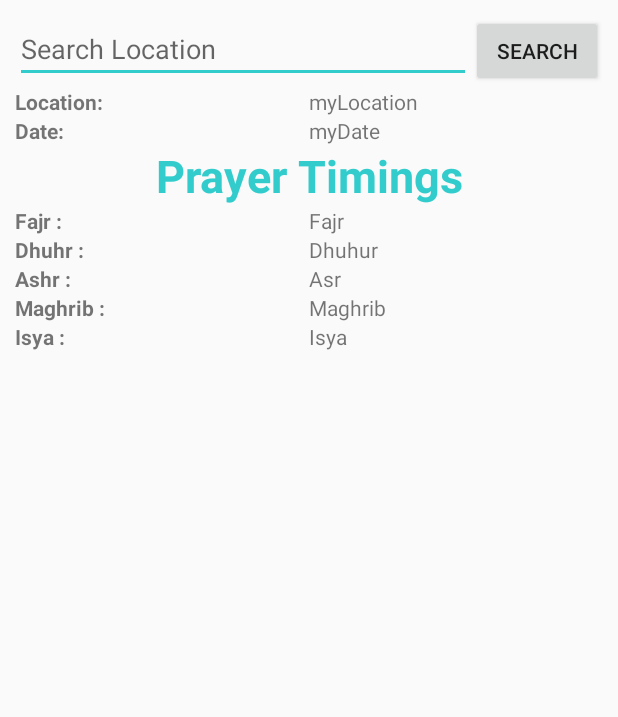
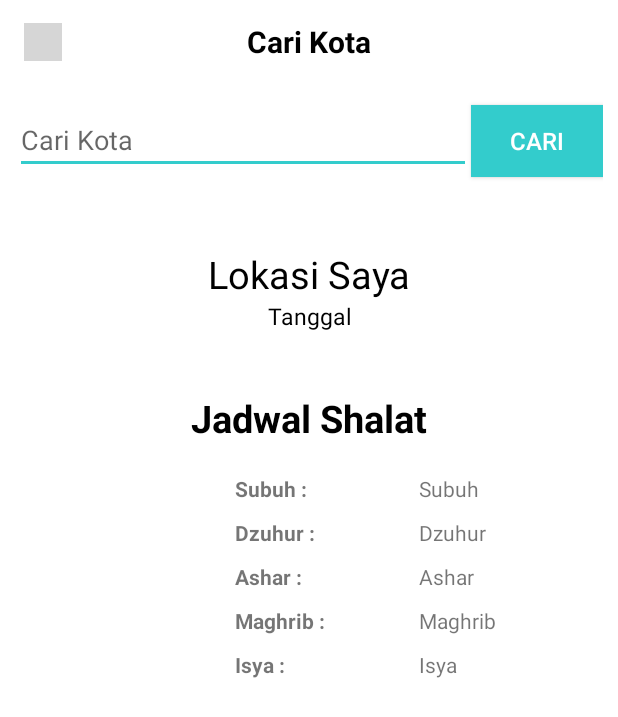
Before and after one commit to kemalhibatullah/Tobat, an Android app: the KotaLain screen opened directly, with no data from a screen before it, on a phone screen of 412 x 824 dp. Shown: the top 717 px of the screen. Run offline under Robolectric (Android 15) with nearby library versions, the phone set to English and light mode, and no system bars; our stand-ins replace Volley; grey boxes are pictures that could not be loaded.

Commit message:
Second Commit

```diff
--- a/app/build.gradle
+++ b/app/build.gradle
@@ -31,6 +31,8 @@ dependencies {
 
     implementation 'com.android.volley:volley:1.1.0'
 
+    implementation 'com.google.android.gms:play-services-location:16.0.0'
+
     testImplementation 'junit:junit:4.12'
     androidTestImplementation 'com.android.support.test:runner:1.0.2'
     androidTestImplementation 'com.android.support.test.espresso:espresso-core:3.0.2'
--- a/app/src/main/AndroidManifest.xml
+++ b/app/src/main/AndroidManifest.xml
@@ -23,6 +23,9 @@
         <activity android:name=".KotaLain"
             android:label="@string/app_name"/>
 
+        <activity android:name=".KompasActivity"
+            android:label="@string/app_name"/>
+
         <activity
             android:name=".Splash"
             android:label="@string/app_name"
--- a/app/src/main/java/com/example/android/tobat/KotaLain.java
+++ b/app/src/main/java/com/example/android/tobat/KotaLain.java
@@ -1,12 +1,14 @@
 package com.example.android.tobat;
 
 import android.app.ProgressDialog;
+import android.content.Intent;
 import android.support.v7.app.AppCompatActivity;
 import android.os.Bundle;
 import android.util.Log;
 import android.view.View;
 import android.widget.Button;
 import android.widget.EditText;
+import android.widget.ImageView;
 import android.widget.TextView;
 import android.widget.Toast;
 
@@ -65,6 +67,16 @@ public class KotaLain extends AppCompatActivity {
             }
 
 
+        });
+
+        ImageView imgFavorite = (ImageView) findViewById(R.id.back);
+        imgFavorite.setClickable(true);
+        imgFavorite.setOnClickListener(new View.OnClickListener() {
+            @Override
+            public void onClick(View v) {
+                Intent intent = new Intent(getApplicationContext(), MainActivity.class);
+                startActivity(intent);
+            }
         });
     }
 
--- a/app/src/main/java/com/example/android/tobat/MainActivity.java
+++ b/app/src/main/java/com/example/android/tobat/MainActivity.java
@@ -51,6 +51,7 @@ import retrofit2.Callback;
 import retrofit2.Response;
 import retrofit2.Retrofit;
 import retrofit2.converter.gson.GsonConverterFactory;
+
 
 public class MainActivity extends AppCompatActivity
         implements NavigationView.OnNavigationItemSelectedListener{
@@ -226,7 +227,8 @@ public class MainActivity extends AppCompatActivity
             Intent intent = new Intent(getApplicationContext(), KotaLain.class);
             startActivity(intent);
         } else if (id == R.id.kompas) {
-
+            Intent intent2 = new Intent(this, KompasActivity.class);
+            startActivity(intent2);
         } else if (id == R.id.pengaturan){
 
         }
--- a/app/src/main/res/layout/kota_lain.xml
+++ b/app/src/main/res/layout/kota_lain.xml
@@ -1,9 +1,33 @@
 <?xml version="1.0" encoding="utf-8"?>
-<ScrollView xmlns:android="http://schemas.android.com/apk/res/android"
+<RelativeLayout xmlns:android="http://schemas.android.com/apk/res/android"
+    xmlns:app="http://schemas.android.com/apk/res-auto"
     xmlns:tools="http://schemas.android.com/tools"
     android:layout_width="match_parent"
     android:layout_height="match_parent"
-    tools:context=".KotaLain">
+    tools:context=".KotaLain"
+    android:background="@color/white">
+
+    <android.support.v7.widget.Toolbar
+        android:layout_width="match_parent"
+        android:layout_height="wrap_content">
+
+        <ImageView
+            android:id="@+id/back"
+            android:layout_width="25dp"
+            android:layout_height="25dp"
+            android:src="@drawable/ic_left_arrow"
+            android:layout_marginTop="7dp"
+            android:layout_marginBottom="7dp"/>
+        <TextView
+            android:layout_width="wrap_content"
+            android:layout_height="wrap_content"
+            android:textColor="@color/black"
+            android:textStyle="bold"
+            android:textSize="20dp"
+            android:text="Cari Kota"
+            android:layout_gravity="center"/>
+
+    </android.support.v7.widget.Toolbar>
 
     <LinearLayout
         android:layout_width="match_parent"
@@ -14,31 +38,36 @@
         <LinearLayout
             android:layout_width="match_parent"
             android:layout_height="wrap_content">
+
             <EditText
                 android:id="@+id/searchEt"
-                android:hint="Search Location"
                 android:layout_width="wrap_content"
+                android:layout_height="wrap_content"
+                android:layout_marginTop="60dp"
+                android:layout_marginBottom="50dp"
                 android:layout_weight="2"
-                android:layout_height="wrap_content" />
+                android:hint="Cari Kota" />
             <Button
                 android:id="@+id/searchBtn"
-                android:text="search"
+                android:text="cari"
+                android:layout_marginTop="60dp"
                 android:layout_width="wrap_content"
-                android:layout_height="wrap_content" />
+                android:layout_height="wrap_content"
+                android:textSize="16dp"
+                android:textColor="@color/white"
+                android:background="#33cccc"/>
         </LinearLayout>
 
         <LinearLayout
             android:layout_width="match_parent"
             android:layout_height="wrap_content">
-            <TextView
-                android:text="Location: "
-                android:textStyle="bold"
-                android:layout_weight="1"
-                android:layout_width="match_parent"
-                android:layout_height="wrap_content" />
+
             <TextView
                 android:id="@+id/locationTv"
-                android:text="myLocation"
+                android:gravity="center"
+                android:textColor="@color/black"
+                android:text="Lokasi Saya"
+                android:textSize="25dp"
                 android:layout_weight="1"
                 android:layout_width="match_parent"
                 android:layout_height="wrap_content" />
@@ -47,55 +76,61 @@
         <LinearLayout
             android:layout_width="match_parent"
             android:layout_height="wrap_content">
-            <TextView
-                android:text="Date: "
-                android:textStyle="bold"
-                android:layout_weight="1"
-                android:layout_width="match_parent"
-                android:layout_height="wrap_content" />
+
             <TextView
                 android:id="@+id/dateTv"
-                android:text="myDate"
+                android:gravity="center"
+                android:textColor="@color/black"
+                android:text="Tanggal"
+                android:textSize="15dp"
                 android:layout_weight="1"
                 android:layout_width="match_parent"
                 android:layout_height="wrap_content" />
         </LinearLayout>
         <TextView
-            android:text="Prayer Timings"
+            android:text="Jadwal Shalat"
             android:textAlignment="center"
-            android:textColor="@color/colorPrimaryDark"
+            android:textColor="@color/black"
             android:textStyle="bold"
-            android:textSize="30sp"
+            android:textSize="25sp"
+            android:layout_marginTop="40dp"
+            android:layout_marginBottom="20dp"
             android:layout_width="match_parent"
             android:layout_height="wrap_content" />
         <LinearLayout
             android:layout_width="match_parent"
-            android:layout_height="wrap_content">
+            android:layout_height="wrap_content"
+            android:paddingLeft="220px">
             <TextView
-                android:text="Fajr :"
+                android:text="Subuh :"
                 android:textStyle="bold"
                 android:layout_weight="1"
+                android:layout_marginBottom="10dp"
                 android:layout_width="match_parent"
                 android:layout_height="wrap_content" />
             <TextView
                 android:id="@+id/fajrTv"
-                android:text="Fajr"
+                android:text="Subuh"
                 android:layout_weight="1"
+                android:layout_marginBottom="10dp"
                 android:layout_width="match_parent"
                 android:layout_height="wrap_content" />
         </LinearLayout>
         <LinearLayout
             android:layout_width="match_parent"
-            android:layout_height="wrap_content">
+            android:layout_height="wrap_content"
+            android:paddingLeft="220px">
             <TextView
-                android:text="Dhuhr :"
+                android:text="Dzuhur :"
                 android:textStyle="bold"
                 android:layout_weight="1"
+                android:layout_marginBottom="10dp"
                 android:layout_width="match_parent"
                 android:layout_height="wrap_content" />
             <TextView
                 android:id="@+id/dhuhrTv"
-                android:text="Dhuhur"
+                android:text="Dzuhur"
+                android:layout_marginBottom="10dp"
                 android:layout_weight="1"
                 android:layout_width="match_parent"
                 android:layout_height="wrap_content" />
@@ -103,53 +138,62 @@
 
         <LinearLayout
             android:layout_width="match_parent"
-            android:layout_height="wrap_content">
+            android:layout_height="wrap_content"
+            android:paddingLeft="220px">
             <TextView
-                android:text="Ashr : "
+                android:text="Ashar : "
                 android:textStyle="bold"
                 android:layout_weight="1"
+                android:layout_marginBottom="10dp"
                 android:layout_width="match_parent"
                 android:layout_height="wrap_content" />
             <TextView
                 android:id="@+id/asrTv"
-                android:text="Asr"
+                android:text="Ashar"
                 android:layout_weight="1"
+                android:layout_marginBottom="10dp"
                 android:layout_width="match_parent"
                 android:layout_height="wrap_content" />
         </LinearLayout>
 
         <LinearLayout
             android:layout_width="match_parent"
-            android:layout_height="wrap_content">
+            android:layout_height="wrap_content"
+            android:paddingLeft="220px">
             <TextView
                 android:text="Maghrib :"
                 android:textStyle="bold"
                 android:layout_weight="1"
+                android:layout_marginBottom="10dp"
                 android:layout_width="match_parent"
                 android:layout_height="wrap_content" />
             <TextView
                 android:id="@+id/maghribTv"
                 android:text="Maghrib"
                 android:layout_weight="1"
+                android:layout_marginBottom="10dp"
                 android:layout_width="match_parent"
                 android:layout_height="wrap_content" />
         </LinearLayout>
         <LinearLayout
             android:layout_width="match_parent"
-            android:layout_height="wrap_content">
+            android:layout_height="wrap_content"
+            android:paddingLeft="220px">
             <TextView
                 android:text="Isya :"
                 android:textStyle="bold"
                 android:layout_weight="1"
+                android:layout_marginBottom="10dp"
                 android:layout_width="match_parent"
                 android:layout_height="wrap_content" />
             <TextView
                 android:id="@+id/ishaTv"
                 android:text="Isya"
                 android:layout_weight="1"
+                android:layout_marginBottom="10dp"
                 android:layout_width="match_parent"
                 android:layout_height="wrap_content" />
         </LinearLayout>
     </LinearLayout>
 
-</ScrollView>
+</RelativeLayout>
--- a/app/src/main/res/values-v21/styles.xml
+++ b/app/src/main/res/values-v21/styles.xml
@@ -3,6 +3,6 @@
     <style name="AppTheme.NoActionBar">
         <item name="windowActionBar">false</item>
         <item name="windowNoTitle">true</item>
-        <item name="android:statusBarColor">@android:color/transparent</item>
+        <item name="android:statusBarColor">#33cccc</item>
     </style>
 </resources>
--- a/app/src/main/res/values/colors.xml
+++ b/app/src/main/res/values/colors.xml
@@ -4,4 +4,5 @@
     <color name="colorPrimaryDark">#ff33cccc</color>
     <color name="colorAccent">#ff33cccc</color>
     <color name="white">#ffffff</color>
+    <color name="black">#000000</color>
 </resources>
--- a/app/src/main/res/values/strings.xml
+++ b/app/src/main/res/values/strings.xml
@@ -13,4 +13,5 @@
     <string name="menu_tools">Tools</string>
     <string name="menu_share">Share</string>
     <string name="menu_send">Send</string>
+    <string name="kompasactivity_name">Kompas Kiblat</string>
 </resources>
--- a/app/src/main/res/values/styles.xml
+++ b/app/src/main/res/values/styles.xml
@@ -9,8 +9,9 @@
     </style>
 
     <style name="AppTheme.NoActionBar">
-        <item name="windowActionBar">false</item>
-        <item name="windowNoTitle">true</item>
+        <item name="colorPrimary">@color/colorPrimary</item>
+        <item name="colorPrimaryDark">@color/colorPrimaryDark</item>
+        <item name="colorAccent">@color/colorAccent</item>
     </style>
 
     <style name="AppTheme.AppBarOverlay" parent="ThemeOverlay.AppCompat.Dark.ActionBar" />
```
